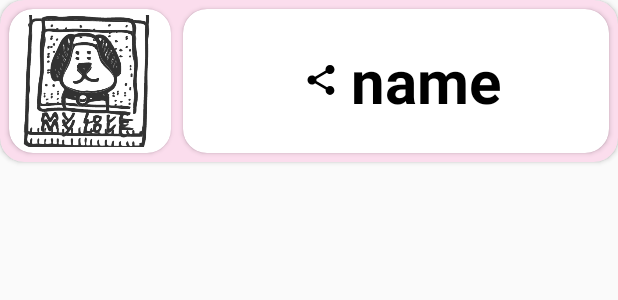
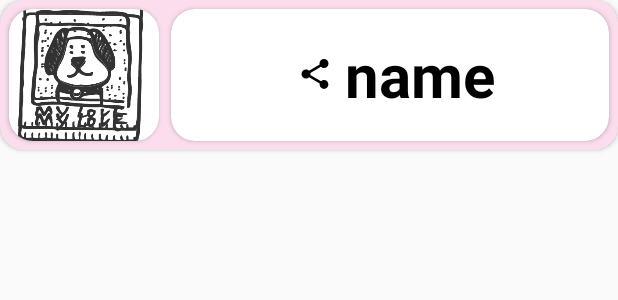
Before and after one commit to apriluzik/ProjectMyPets, an Android app: the layout content_recycler_item.xml on its own in the app's theme, with its tools: preview values and no code run, on a phone screen of 412 x 824 dp. Shown: the top 300 px of the screen. Run offline under Robolectric (Android 15) with nearby library versions, the phone set to English and light mode, and no system bars; network calls fail; Roboto replaces fonts that are not available here.

```diff
--- a/app/src/main/res/layout/content_recycler_item.xml
+++ b/app/src/main/res/layout/content_recycler_item.xml
@@ -30,7 +30,6 @@
                 android:id="@+id/pf_img"
                 android:layout_width="100dp"
                 android:layout_height="88dp"
-                android:layout_margin="4dp"
                 android:background="@drawable/gallery"
                 android:scaleType="centerCrop"
                 android:src="@drawable/gallery" />
--- a/app/src/main/res/layout/gallery_item.xml
+++ b/app/src/main/res/layout/gallery_item.xml
@@ -3,6 +3,7 @@
     android:layout_margin="2dp"
     xmlns:android="http://schemas.android.com/apk/res/android"
     android:orientation="vertical"
+    app:cardCornerRadius="4dp"
     android:layout_width="match_parent"
     android:layout_height="wrap_content"
     xmlns:app="http://schemas.android.com/apk/res-auto">
```
